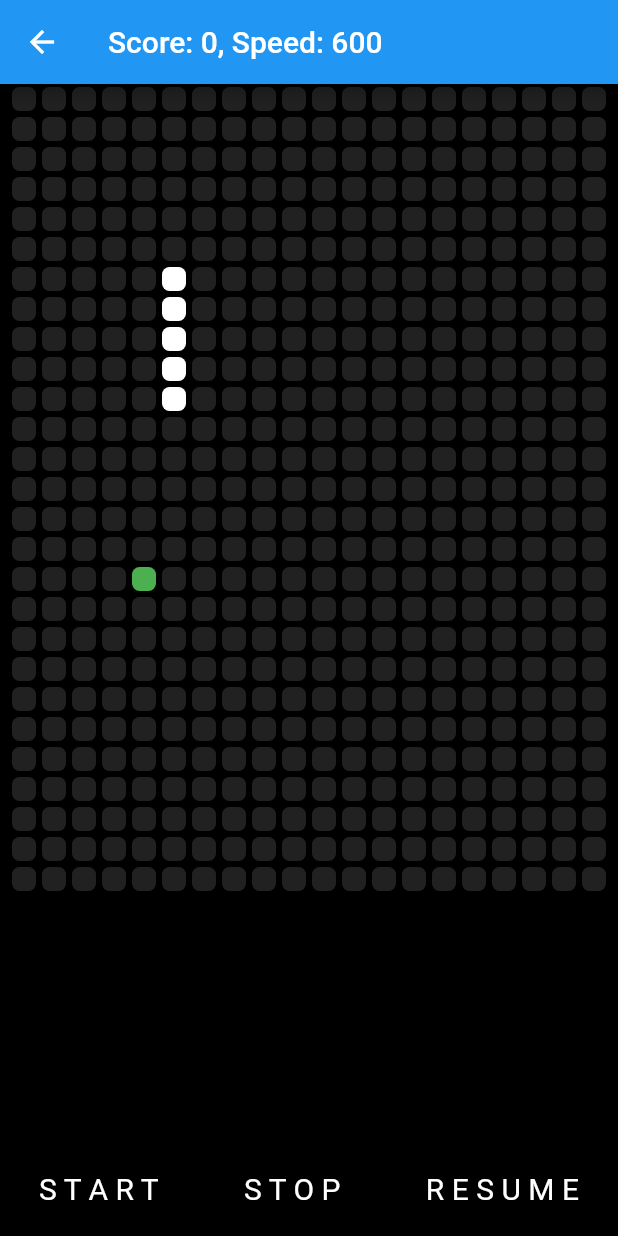
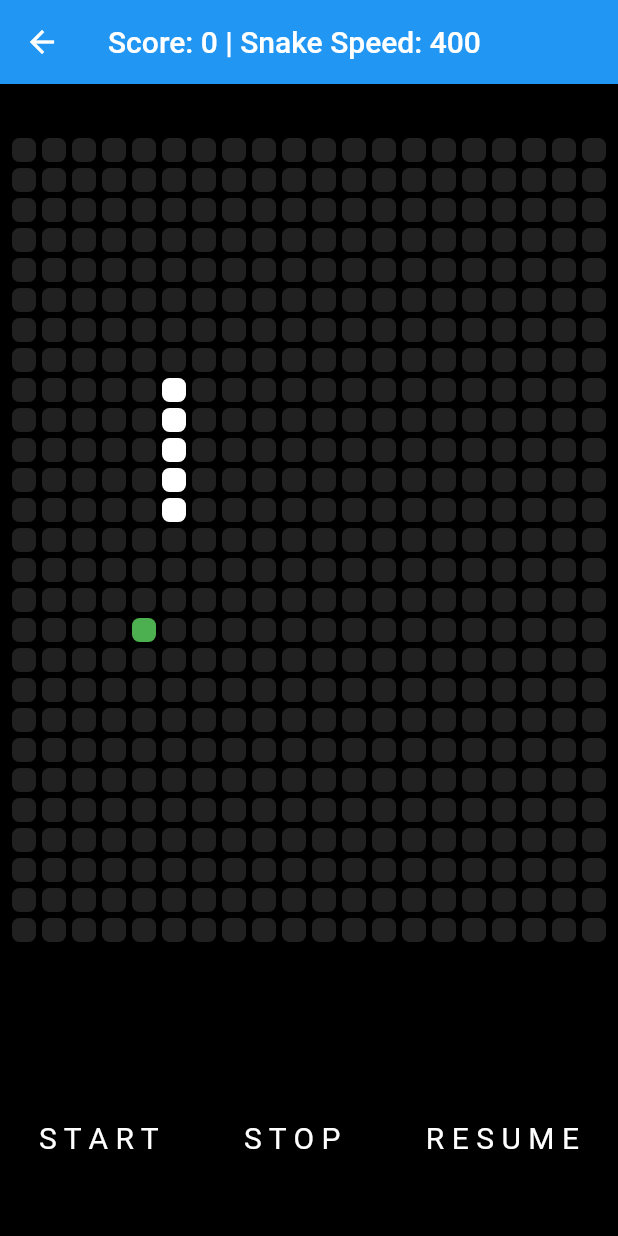
Before and after one commit to Roberto-Garijo/GameCenter, a Flutter app: the SnakeGame screen opened directly, after a tap on "S T A R T", on a phone screen of 412 x 824 dp. Run offline on Flutter 3.47's test engine with Material 2 defaults, Android fonts, the phone set to English and light mode, and no system bars; our stand-ins replace smooth_page_indicator; network calls fail.

Commit message:
Funciones básicas del juego implementadas, falta incrementar velocidad de la serpiente prograsivamente

```diff
--- a/lib/pages/snake_pages/page_snake_game.dart
+++ b/lib/pages/snake_pages/page_snake_game.dart
@@ -14,7 +14,7 @@ class _SnakeGameState extends State<SnakeGame> {
   var score = 0;
   static int numberOfSquares = 540;
   int numberInRow = 20;
-  bool gameHasStarted = false;
+  //bool gameHasStarted = false;
   bool gameIsExecuting = false;
   int snakeSpeed = 400;
 
@@ -26,12 +26,12 @@ class _SnakeGameState extends State<SnakeGame> {
   @override
   Widget build(BuildContext context) {
     return Scaffold(
-      appBar: AppBar(
-        title: Text('Score: $score, Speed: $snakeSpeed')),
+      appBar: AppBar(title: Text('Score: $score | Snake Speed: $snakeSpeed')),
       backgroundColor: Colors.black,
       body: Center(
         child: Container(
           width: 400,
+          height: 700,
           child: Column(
             children: <Widget>[
               Expanded(
@@ -96,11 +96,7 @@ class _SnakeGameState extends State<SnakeGame> {
                   mainAxisAlignment: MainAxisAlignment.spaceBetween,
                   children: <Widget>[
                     GestureDetector(
-                      onTap: () {
-                        if (gameHasStarted == false) {
-                          startGame();
-                        }
-                      },
+                      onTap: startGame,
                       child: Text(
                         'S T A R T',
                         style: TextStyle(color: Colors.white, fontSize: 20),
@@ -134,19 +130,31 @@ class _SnakeGameState extends State<SnakeGame> {
 
   void startGame() {
     direction = 'down';
-    gameHasStarted = true;
+    //gameHasStarted = true;
     gameIsExecuting = true;
     snakePosition = [45, 65, 85, 105, 125];
 
-    if (score % 5 == 0) {
+    if (score == 1) {
       setState(() {
-        snakeSpeed += 200;
+        snakeSpeed -= 50;
+      });
+    }
+    if (score == 2) {
+      setState(() {
+        snakeSpeed -= 50;
+      });
+    }
+    if (score == 3) {
+      setState(() {
+        snakeSpeed -= 50;
       });
     }
 
     var duration = Duration(milliseconds: snakeSpeed);
     Timer.periodic(duration, (Timer timer) {
+      if (gameIsExecuting) {
         updateSnake();
+      }
       if (gameOver()) {
         timer.cancel();
         _showGameOverScreen();
@@ -166,12 +174,12 @@ class _SnakeGameState extends State<SnakeGame> {
     setState(() {
       snakePosition = [45, 65, 85, 105, 125];
       snakeSpeed = 400;
+      score = 0;
     });
-    startGame();
+    //startGame();
   }
 
   void updateSnake() {
-    if (gameIsExecuting) {
     setState(() {
       switch (direction) {
         case 'down':
@@ -181,7 +189,6 @@ class _SnakeGameState extends State<SnakeGame> {
           } else {
             snakePosition.add(snakePosition.last + numberInRow);
           }
-
           break;
 
         case 'up':
@@ -223,7 +230,6 @@ class _SnakeGameState extends State<SnakeGame> {
       }
     });
   }
-  }
 
   bool gameOver() {
     for (int i = 0; i < snakePosition.length; i++) {
@@ -246,10 +252,10 @@ class _SnakeGameState extends State<SnakeGame> {
         builder: (BuildContext context) {
           return AlertDialog(
             title: Text('GAME OVER'),
-            content: Text('Your score: ' + snakePosition.length.toString()),
+            content: Text('Your score: $score'),
             actions: <Widget>[
               FlatButton(
-                child: Text('Play Again'),
+                child: Text('Reset game'),
                 onPressed: () {
                   playAgain();
                   Navigator.of(context).pop();
```
Also changed, not shown: pubspec.lock. Lines whose indentation alone changed are shown as unchanged.
